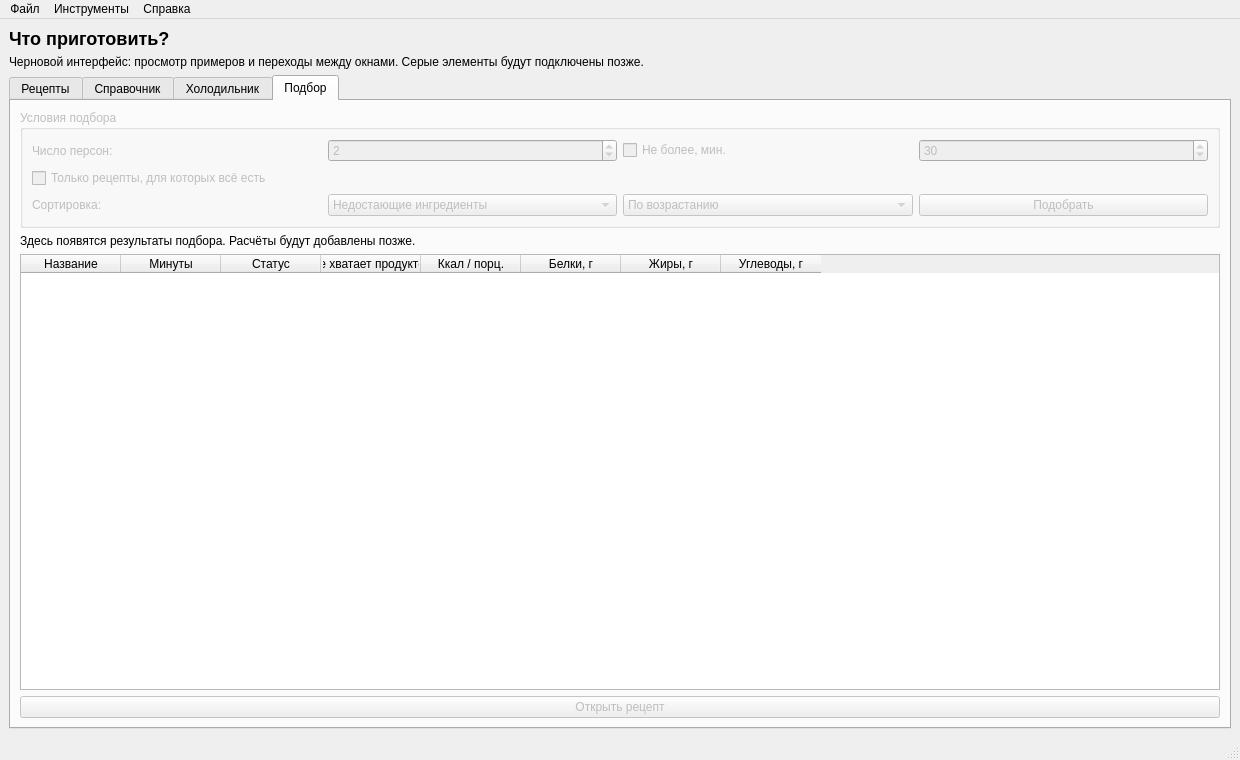
The window that ui/main_window.ui (chaykalla2026-lang/what_to_cook_Project) describes before a commit, drawn with Qt 5.
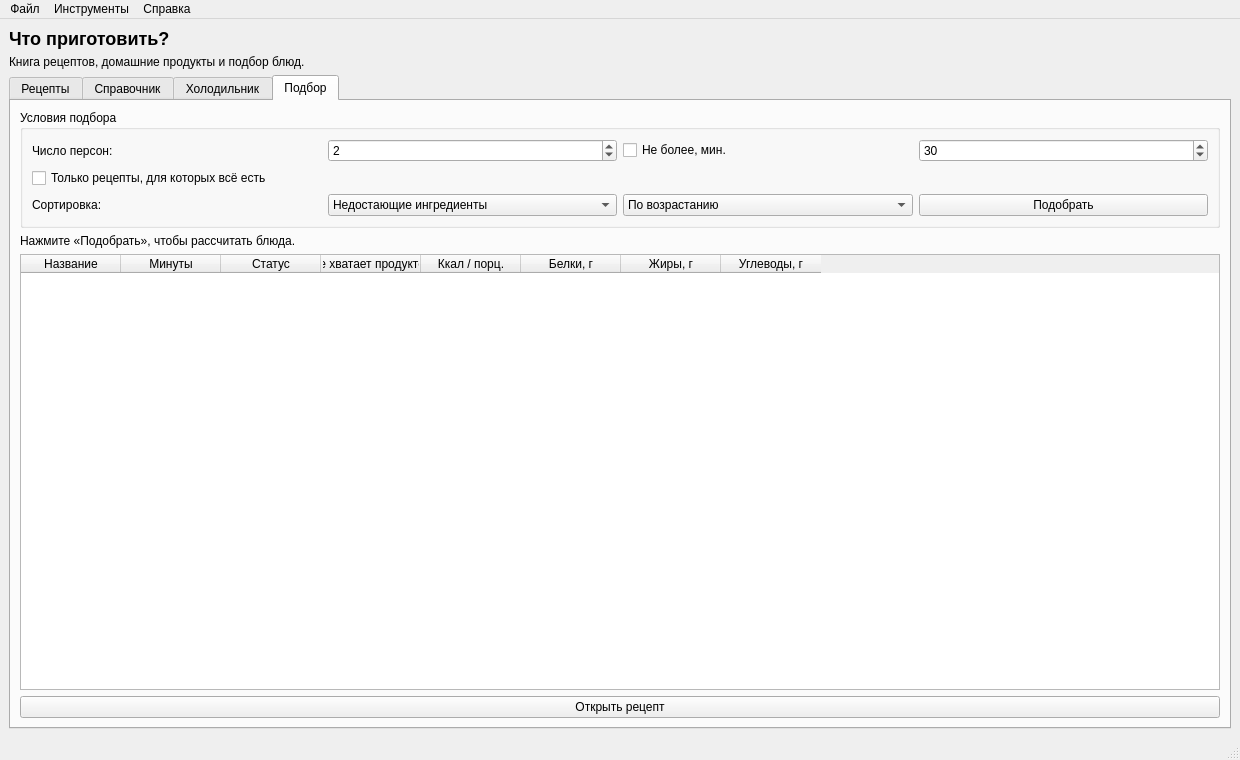
The same window after the commit. The open tabs and pages were chosen to show the change.

What changed in the file:
```diff
--- a/ui/main_window.ui
+++ b/ui/main_window.ui
@@ -27,13 +27,10 @@
     </item>
     <item>
      <widget class="QLabel" name="draftLabel">
-      <property name="text">
-       <string>Черновой интерфейс: просмотр примеров и переходы между окнами. Серые элементы будут подключены позже.</string>
-      </property>
       <property name="wordWrap">
        <bool>true</bool>
       </property>
-     </widget>
+     <property name="text"><string>Книга рецептов, домашние продукты и подбор блюд.</string></property></widget>
     </item>
     <item>
      <widget class="QTabWidget" name="mainTabs">
@@ -633,7 +630,7 @@
                 <string>Подобрать</string>
                </property>
                <property name="enabled">
-                <bool>false</bool>
+                <bool>true</bool>
                </property>
                <property name="toolTip">
                 <string>Будет подключено на следующем этапе</string>
@@ -644,19 +641,16 @@
            </item>
           </layout>
           <property name="enabled">
-           <bool>false</bool>
+           <bool>true</bool>
           </property>
          </widget>
         </item>
         <item>
          <widget class="QLabel" name="selectionHint">
-          <property name="text">
-           <string>Здесь появятся результаты подбора. Расчёты будут добавлены позже.</string>
-          </property>
           <property name="wordWrap">
            <bool>true</bool>
           </property>
-         </widget>
+         <property name="text"><string>Нажмите «Подобрать», чтобы рассчитать блюда.</string></property></widget>
         </item>
         <item>
          <widget class="QTableWidget" name="selectionTable">
@@ -723,7 +717,7 @@
            <string>Открыть рецепт</string>
           </property>
           <property name="enabled">
-           <bool>false</bool>
+           <bool>true</bool>
           </property>
           <property name="toolTip">
            <string>Будет подключено на следующем этапе</string>
```
Left out of the diff: 62 changed lines with no effect on the pictures.
